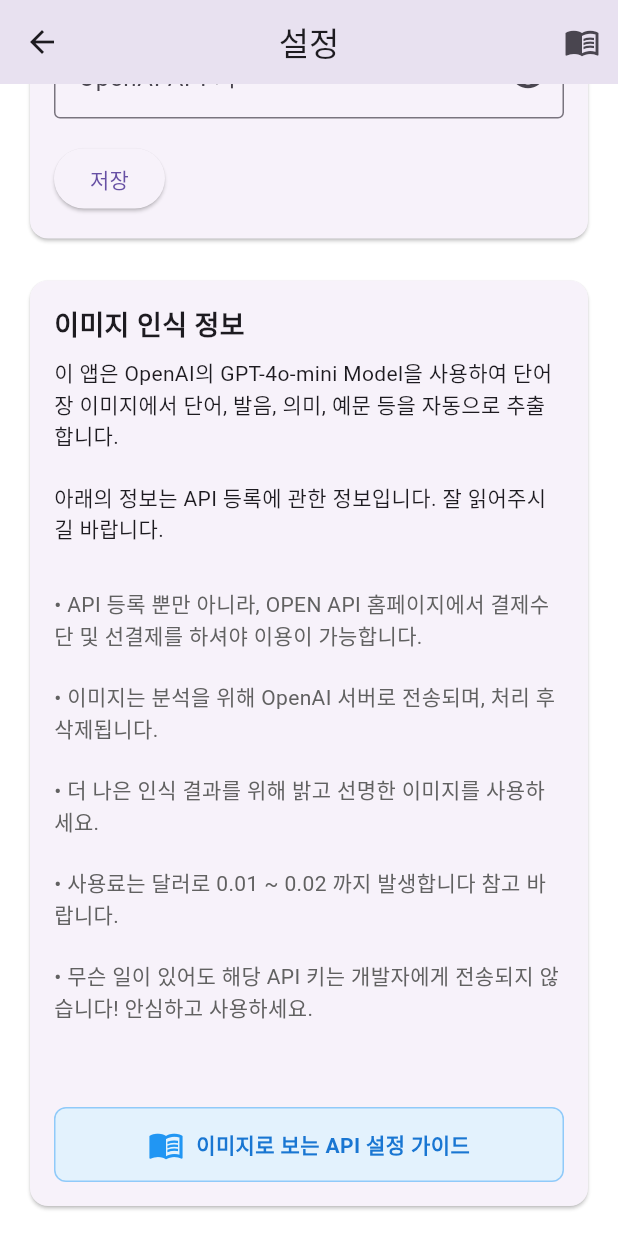
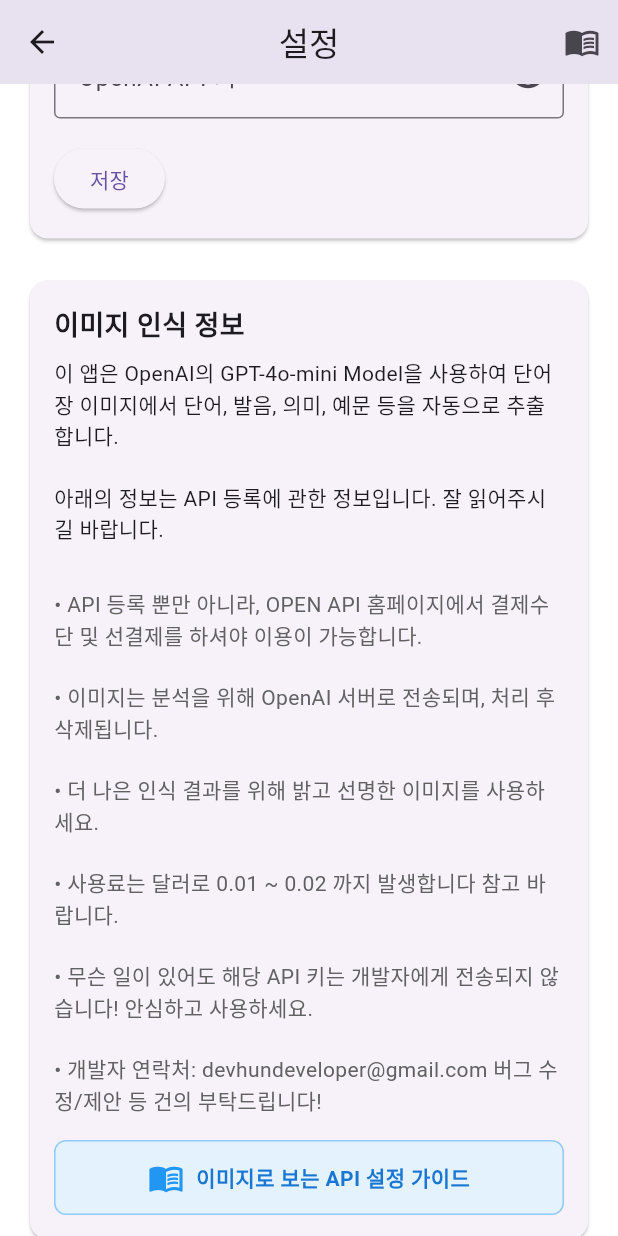
Before and after one commit to taehun2123/voca_app, a Flutter app: the SettingsScreen screen opened directly, scrolled down 183 dp, on a phone screen of 412 x 824 dp. Run offline on Flutter 3.47's test engine with Material 3 defaults, Android fonts, the phone set to English and light mode, and no system bars; our stand-ins replace flutter_tts, image_picker, sqflite; accounts and stored records are empty; Roboto replaces fonts that are missing (Pretendard).

Commit message:
개발자 연락처 추가

```diff
--- a/lib/screens/settings_screen.dart
+++ b/lib/screens/settings_screen.dart
@@ -446,7 +446,8 @@ class _SettingsScreenState extends State<SettingsScreen> {
                             '• 이미지는 분석을 위해 OpenAI 서버로 전송되며, 처리 후 삭제됩니다.\n\n'
                             '• 더 나은 인식 결과를 위해 밝고 선명한 이미지를 사용하세요.\n\n'
                             '• 사용료는 달러로 0.01 ~ 0.02 까지 발생합니다 참고 바랍니다.\n\n'
-                            '• 무슨 일이 있어도 해당 API 키는 개발자에게 전송되지 않습니다! 안심하고 사용하세요.\n\n',
+                            '• 무슨 일이 있어도 해당 API 키는 개발자에게 전송되지 않습니다! 안심하고 사용하세요.\n\n'
+                            '• 개발자 연락처: devhundeveloper@gmail.com 버그 수정/제안 등 건의 부탁드립니다!',
                             style: TextStyle(color: Colors.grey[700]),
                           ),
                           SizedBox(height: 16),
```
